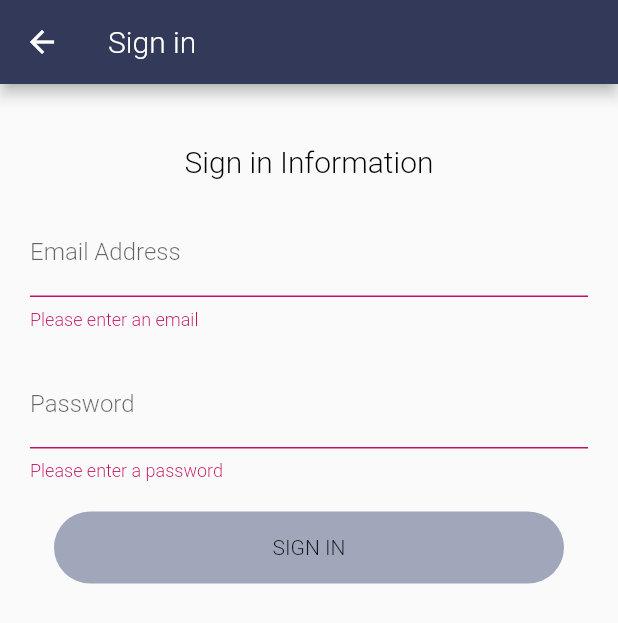
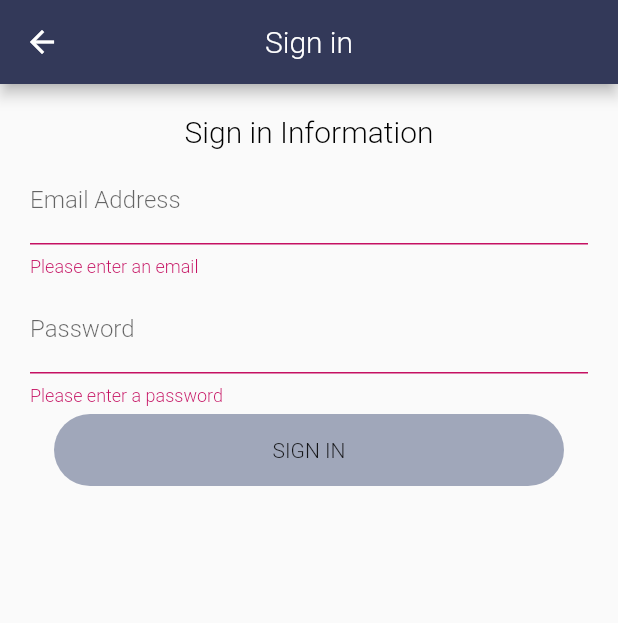
Before and after one commit to ashtonjonesdev/reply_flutter, a Flutter app: the SignIn screen opened by its route, after a tap on "SIGN IN", on a phone screen of 412 x 824 dp. Shown: the top 623 px of the screen. Run offline on Flutter 3.47's test engine with Material 2 defaults, Android fonts, the light colour scheme and no system bars; our stand-ins replace firebase_auth, flutter_speed_dial, google_sign_in, share; missing offline and left inert: material_about; accounts and stored records are empty.

Commit message:
Continued implementing login with email and password and Google sign in
Added a Welcome screen that goes to either a Registration Screen or Sign in Screen

Added functionality to direct user to either Home or Sign in screen depending on whether they are signed in or not

Need to move the handleSignIn method/logic to the AuthService class

Need to continue implementing sign in with Email and password and register using createNewUser

I was mainly using these two resources and need to go back to them:
https://medium.com/better-programming/simple-firebase-login-flow-in-flutter-now-firebase-79ecfe283dcf
https://www.udemy.com/course/flutter-bootcamp-with-dart/learn/lecture/14486654#content

```diff
--- a/lib/core/services/AuthService.dart
+++ b/lib/core/services/AuthService.dart
@@ -21,7 +21,7 @@ class AuthService with ChangeNotifier {
   }
 
   // wrapping the firebase calls
-  Future createUser(
+  Future createUserWithEmailAndPassword(
       {String firstName,
         String lastName,
         String email,
--- a/lib/main.dart
+++ b/lib/main.dart
@@ -59,7 +59,7 @@ class MyApp extends StatelessWidget {
                   print("error");
                   return Text(snapshot.error.toString());
                 }
-                return snapshot.hasData ? Home(firebaseUser: snapshot.data,) : Welcome();
+                return snapshot.hasData ? Home(firebaseUser: snapshot.data) : Welcome();
               } else {
                 return LoadingCircle();
               }
--- a/lib/ui/screens/signin.dart
+++ b/lib/ui/screens/signin.dart
@@ -3,6 +3,7 @@ import 'package:flutter/material.dart';
 import 'package:provider/provider.dart';
 import 'package:reply_flutter/core/services/AuthService.dart';
 import 'package:reply_flutter/styles/colors.dart';
+import 'package:reply_flutter/ui/screens/home.dart';
 
 class SignIn extends StatefulWidget {
   static final String routeName = 'signin';
@@ -23,6 +24,7 @@ class _SignInState extends State<SignIn> {
     return Scaffold(
       appBar: AppBar(
         title: Text('Sign in'),
+        centerTitle: true,
       ),
       body: Container(
         padding: EdgeInsets.all(20.0),
@@ -30,12 +32,11 @@ class _SignInState extends State<SignIn> {
           key: _formKey,
           child: Column(
             children: <Widget>[
-              SizedBox(height: 20.0), // <= NEW
               Text(
                 'Sign in Information',
                 style: TextStyle(fontSize: 20),
               ),
-              SizedBox(height: 20.0), // <= NEW
+              SizedBox(height: 5.0), // <= NEW
               TextFormField(
                 style: Theme.of(context).textTheme.bodyText1,
                 keyboardType: TextInputType.emailAddress,
@@ -51,7 +52,7 @@ class _SignInState extends State<SignIn> {
                   return null;
                 },
               ),
-              SizedBox(height: 20.0), // <= NEW
+              SizedBox(height: 5.0), // <= NEW
               TextFormField(
                 style: Theme.of(context).textTheme.bodyText1,
                 validator: (String value) {
@@ -64,7 +65,7 @@ class _SignInState extends State<SignIn> {
                 decoration: InputDecoration(labelText: "Password"),
                 onSaved: (value) => _password = value,
               ),
-              SizedBox(height: 20.0), // <= NEW
+              SizedBox(height: 5.0), // <= NEW
               Padding(
                 padding: const EdgeInsets.symmetric(horizontal: 16.0),
                 child: Material(
@@ -73,7 +74,7 @@ class _SignInState extends State<SignIn> {
                   child: MaterialButton(
                     minWidth: 400,
                     child: Text("SIGN IN"),
-                    onPressed: _validateAndLogin,
+                    onPressed: _validateAndSignIn,
                   ),
                 ),
               ),
@@ -84,26 +85,32 @@ class _SignInState extends State<SignIn> {
     );
   }
 
-  _validateAndLogin() async {
+  _validateAndSignIn() async {
     final form = _formKey.currentState;
     form.save();
     // Validate information was correctly entered
     if (form.validate()) {
+      print('Form was successfully validated');
       print('Signing in user: Email: $_email Password: $_password');
       // Call the login method with the enter information
+      _signInUserWithEmailAndPassword();
+    }
+  }
+
+  void _signInUserWithEmailAndPassword() async {
     try {
       FirebaseUser result = await Provider.of<AuthService>(context,
           listen: false)
           .signInUserWithEmailAndPassword(email: _email, password: _password);
       print(result);
       print('Signed in user: Email: ${result.email} Password: $_password}');
+      Navigator.popAndPushNamed(context, Home.routeName);
     } on AuthException catch (error) {
-        print(error.message.toString());
+      print('AuthException: ' + error.message.toString());
       return _buildErrorDialog(context, error.toString());
     } on Exception catch (error) {
-        print(error.toString());
+      print('Exception: ' + error.toString());
       return _buildErrorDialog(context, error.toString());
-      }
     }
   }
 
```
Also changed, not shown: lib/ui/screens/home.dart (+64 -37 lines), lib/ui/screens/register.dart (+73 -17 lines), lib/ui/screens/welcome.dart (+4 -11 lines), pubspec.lock. Lines whose indentation alone changed are shown as unchanged.
